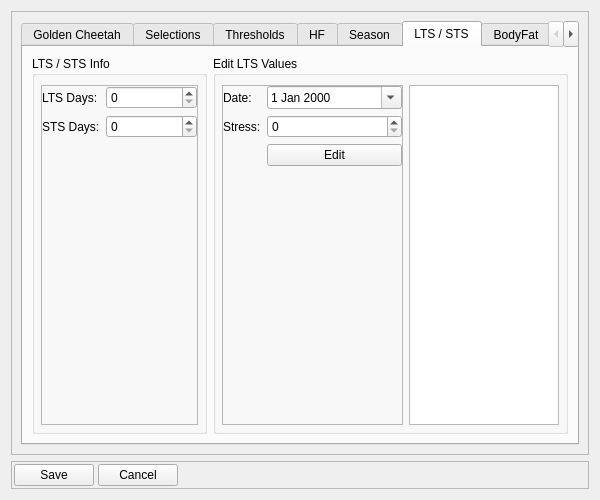
Tria-Andy/WorkoutEditor, file dialog_settings.ui: the form before one commit.
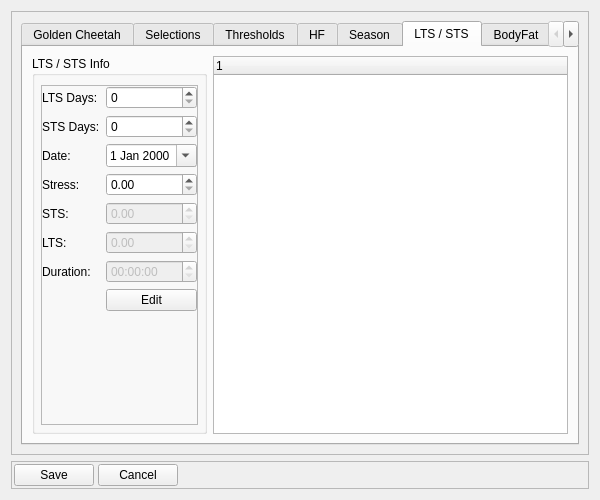
The form after the commit. The open tabs and pages were chosen to show the change. Icons and pictures are not drawn.

```diff
--- a/dialog_settings.ui
+++ b/dialog_settings.ui
@@ -1570,62 +1570,7 @@
                 <item row="1" column="1">
                  <widget class="QSpinBox" name="spinBox_stsDays"/>
                 </item>
-               </layout>
-              </widget>
-             </item>
-            </layout>
-           </widget>
-          </item>
-          <item>
-           <widget class="QGroupBox" name="groupBox_7">
-            <property name="title">
-             <string>Edit LTS Values</string>
-            </property>
-            <layout class="QHBoxLayout" name="horizontalLayout_8">
-             <property name="spacing">
-              <number>6</number>
-             </property>
-             <property name="leftMargin">
-              <number>6</number>
-             </property>
-             <property name="topMargin">
-              <number>9</number>
-             </property>
-             <property name="rightMargin">
-              <number>6</number>
-             </property>
-             <property name="bottomMargin">
-              <number>6</number>
-             </property>
-             <item>
-              <widget class="QFrame" name="frame_6">
-               <property name="frameShape">
-                <enum>QFrame::StyledPanel</enum>
-               </property>
-               <property name="frameShadow">
-                <enum>QFrame::Raised</enum>
-               </property>
-               <layout class="QFormLayout" name="formLayout_3">
-                <property name="leftMargin">
-                 <number>0</number>
-                </property>
-                <property name="topMargin">
-                 <number>0</number>
-                </property>
-                <property name="rightMargin">
-                 <number>0</number>
-                </property>
-                <property name="bottomMargin">
-                 <number>0</number>
-                </property>
-                <item row="0" column="0">
-                 <widget class="QLabel" name="label_20">
-                  <property name="text">
-                   <string>Date:</string>
-                  </property>
-                 </widget>
-                </item>
-                <item row="0" column="1">
+                <item row="2" column="1">
                  <widget class="QDateEdit" name="dateEdit_stress">
                   <property name="buttonSymbols">
                    <enum>QAbstractSpinBox::UpDownArrows</enum>
@@ -1635,43 +1580,119 @@
                   </property>
                  </widget>
                 </item>
-                <item row="1" column="0">
+                <item row="2" column="0">
+                 <widget class="QLabel" name="label_20">
+                  <property name="text">
+                   <string>Date:</string>
+                  </property>
+                 </widget>
+                </item>
+                <item row="3" column="0">
                  <widget class="QLabel" name="label_21">
                   <property name="text">
                    <string>Stress:</string>
                   </property>
                  </widget>
                 </item>
-                <item row="1" column="1">
-                 <widget class="QSpinBox" name="spinBox_stress">
-                  <property name="maximum">
-                   <number>1000</number>
-                  </property>
-                 </widget>
-                </item>
-                <item row="2" column="1">
+                <item row="7" column="1">
                  <widget class="QPushButton" name="pushButton_stressEdit">
                   <property name="text">
                    <string>Edit</string>
                   </property>
                  </widget>
                 </item>
+                <item row="8" column="1">
+                 <spacer name="verticalSpacer_6">
+                  <property name="orientation">
+                   <enum>Qt::Vertical</enum>
+                  </property>
+                  <property name="sizeHint" stdset="0">
+                   <size>
+                    <width>20</width>
+                    <height>40</height>
+                   </size>
+                  </property>
+                 </spacer>
+                </item>
+                <item row="3" column="1">
+                 <widget class="QDoubleSpinBox" name="doubleSpinBox_stress">
+                  <property name="maximum">
+                   <double>999.990000000000009</double>
+                  </property>
+                 </widget>
+                </item>
+                <item row="4" column="1">
+                 <widget class="QDoubleSpinBox" name="doubleSpinBox_sts">
+                  <property name="enabled">
+                   <bool>false</bool>
+                  </property>
+                  <property name="maximum">
+                   <double>999.990000000000009</double>
+                  </property>
+                 </widget>
+                </item>
+                <item row="5" column="1">
+                 <widget class="QDoubleSpinBox" name="doubleSpinBox_lts">
+                  <property name="enabled">
+                   <bool>false</bool>
+                  </property>
+                  <property name="maximum">
+                   <double>999.990000000000009</double>
+                  </property>
+                 </widget>
+                </item>
+                <item row="6" column="1">
+                 <widget class="QTimeEdit" name="timeEdit_duration">
+                  <property name="enabled">
+                   <bool>false</bool>
+                  </property>
+                  <property name="displayFormat">
+                   <string>HH:mm:ss</string>
+                  </property>
+                 </widget>
+                </item>
+                <item row="4" column="0">
+                 <widget class="QLabel" name="label_22">
+                  <property name="text">
+                   <string>STS:</string>
+                  </property>
+                 </widget>
+                </item>
+                <item row="5" column="0">
+                 <widget class="QLabel" name="label_25">
+                  <property name="text">
+                   <string>LTS:</string>
+                  </property>
+                 </widget>
+                </item>
+                <item row="6" column="0">
+                 <widget class="QLabel" name="label_66">
+                  <property name="text">
+                   <string>Duration:</string>
+                  </property>
+                 </widget>
+                </item>
                </layout>
               </widget>
              </item>
-             <item>
-              <widget class="QListWidget" name="listWidget_stressValue">
-               <property name="maximumSize">
-                <size>
-                 <width>150</width>
-                 <height>16777215</height>
-                </size>
-               </property>
-              </widget>
-             </item>
             </layout>
            </widget>
           </item>
+          <item>
+           <widget class="QTreeWidget" name="treeWidget_stressValue">
+            <property name="maximumSize">
+             <size>
+              <width>16777215</width>
+              <height>16777215</height>
+             </size>
+            </property>
+            <column>
+             <property name="text">
+              <string notr="true">1</string>
+             </property>
+            </column>
+           </widget>
+          </item>
          </layout>
         </widget>
         <widget class="QWidget" name="tab_bodyfat">
```
Left out of the diff: 4 changed lines with no effect on the pictures.
